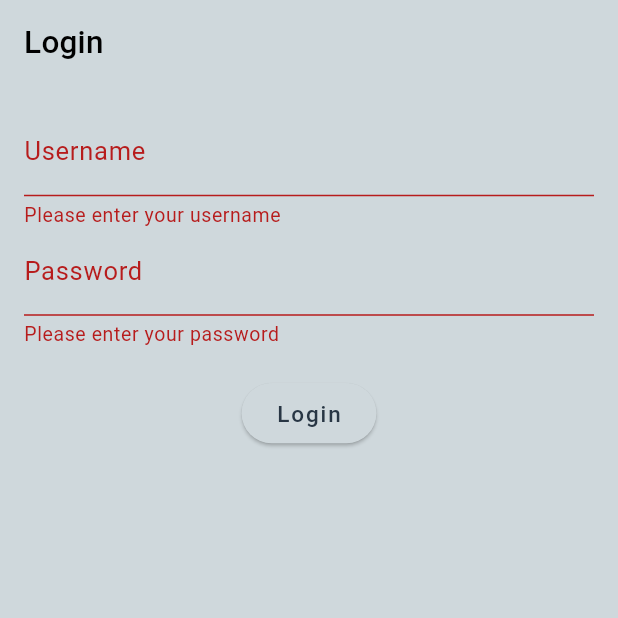
After one commit to bastosmichael/mma-studio-app, a Flutter app: the LoginScreen screen opened by its route, after a tap on "Login", on a phone screen of 412 x 824 dp, the top half of it. The commit adds this screen. Run offline on Flutter 3.47's test engine with Material 3 defaults, Android fonts, the phone set to English and light mode, and no system bars; our stand-ins replace cached_network_image, go_router, google_fonts, responsive_framework, youtube_player_flutter.

Commit message:
Update multiple files

```diff
--- a/lib/config/router.dart
+++ b/lib/config/router.dart
@@ -5,14 +5,16 @@ import 'package:mastersMartialArts/screens/home/home_controller.dart';
 import 'package:mastersMartialArts/screens/splash_screen.dart';
 import 'package:mastersMartialArts/screens/youtube_video_screen.dart';
 import 'package:mastersMartialArts/screens/techniques_catalog.dart';
+import 'package:mastersMartialArts/screens/login_screen.dart'; // Import the login screen
 
 class AppRoutes {
   static const splash = 'splash';
   static const home = 'home';
   static const youtubeVideo = 'youtube-video';
   static const techniquesCatalog = 'techniques-catalog';
+  static const login = 'login'; // Add login route
 
-  static const List<String> routes = [home, youtubeVideo, techniquesCatalog];
+  static const List<String> routes = [home, youtubeVideo, techniquesCatalog, login]; // Update routes
 }
 
 final router = GoRouter(
@@ -22,6 +24,12 @@ final router = GoRouter(
       path: '/',
       builder: (BuildContext context, GoRouterState state) {
         return const SplashScreen();
+      },
+    ),
+    GoRoute(
+      path: '/login', // Define the login route
+      builder: (BuildContext context, GoRouterState state) {
+        return const LoginScreen(); // Use the LoginScreen
       },
     ),
     GoRoute(
--- /dev/null
+++ b/lib/screens/login_screen.dart
@@ -0,0 +1,79 @@
+import 'package:flutter/material.dart';
+import 'package:go_router/go_router.dart';
+
+class LoginScreen extends StatefulWidget {
+  const LoginScreen({Key? key}) : super(key: key);
+
+  @override
+  _LoginScreenState createState() => _LoginScreenState();
+}
+
+class _LoginScreenState extends State<LoginScreen> {
+  final _formKey = GlobalKey<FormState>();
+  final _usernameController = TextEditingController();
+  final _passwordController = TextEditingController();
+
+  // Hard-coded credentials for now
+  final String _validUsername = 'admin';
+  final String _validPassword = 'password123';
+
+  void _login() {
+    if (_formKey.currentState!.validate()) {
+      if (_usernameController.text == _validUsername &&
+          _passwordController.text == _validPassword) {
+        // Navigate to home screen
+        context.go('/home');
+      } else {
+        // Show error
+        ScaffoldMessenger.of(context).showSnackBar(
+          const SnackBar(content: Text('Invalid username or password')),
+        );
+      }
+    }
+  }
+
+  @override
+  Widget build(BuildContext context) {
+    return Scaffold(
+      appBar: AppBar(
+        title: const Text('Login'),
+      ),
+      body: Padding(
+        padding: const EdgeInsets.all(16.0),
+        child: Form(
+          key: _formKey,
+          child: Column(
+            children: [
+              TextFormField(
+                controller: _usernameController,
+                decoration: const InputDecoration(labelText: 'Username'),
+                validator: (value) {
+                  if (value == null || value.isEmpty) {
+                    return 'Please enter your username';
+                  }
+                  return null;
+                },
+              ),
+              TextFormField(
+                controller: _passwordController,
+                decoration: const InputDecoration(labelText: 'Password'),
+                obscureText: true,
+                validator: (value) {
+                  if (value == null || value.isEmpty) {
+                    return 'Please enter your password';
+                  }
+                  return null;
+                },
+              ),
+              const SizedBox(height: 20),
+              ElevatedButton(
+                onPressed: _login,
+                child: const Text('Login'),
+              ),
+            ],
+          ),
+        ),
+      ),
+    );
+  }
+}
```
